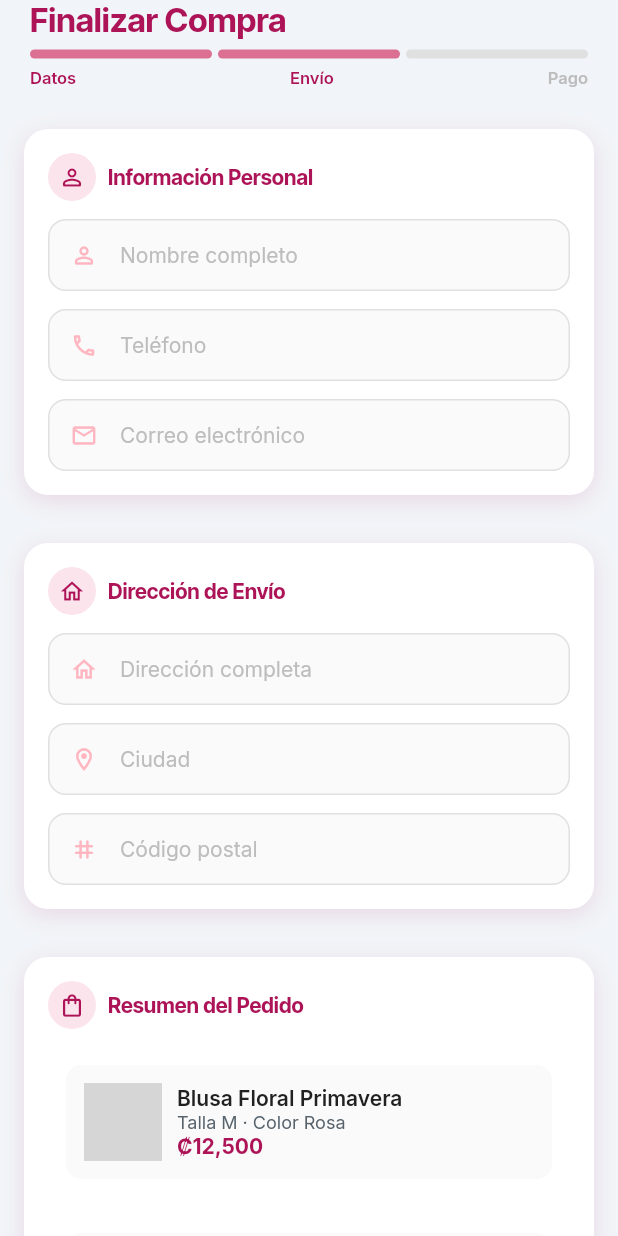
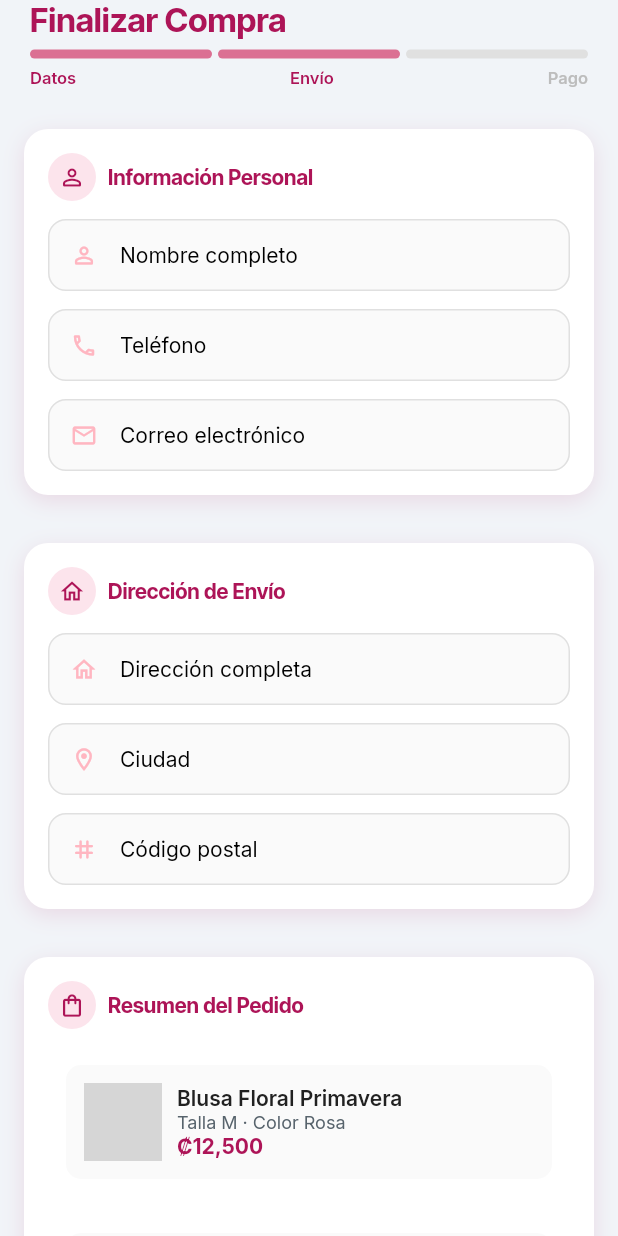
Before and after one commit to Kaby1203/XINY, a Flutter app: the screen it shows once a user with an empty profile is signed in, on a phone screen of 412 x 824 dp. Run offline on Flutter 3.47's test engine with Material 3 defaults, Android fonts, the phone set to English and light mode, and no system bars; our stand-ins replace auto_size_text, cloud_firestore, firebase_auth, firebase_core, font_awesome_flutter, from_css_color and 9 more; missing offline and left inert: json_path; accounts and stored records are empty; network calls fail; grey boxes are pictures that could not be loaded.

Commit message:
últimos cambios

```diff
--- a/lib/envio/envio_widget.dart
+++ b/lib/envio/envio_widget.dart
@@ -320,7 +320,7 @@ class _EnvioWidgetState extends State<EnvioWidget> {
                                                     .bodySmall
                                                     .fontStyle,
                                           ),
-                                          color: Color(0xFFBDBDBD),
+                                          color: Colors.black,
                                           fontSize: 14.0,
                                           letterSpacing: 0.0,
                                           fontWeight:
@@ -384,6 +384,7 @@ class _EnvioWidgetState extends State<EnvioWidget> {
                                                   .bodyMedium
                                                   .fontStyle,
                                         ),
+                                        color: Colors.black,
                                         fontSize: 14.0,
                                         letterSpacing: 0.0,
                                         fontWeight: FlutterFlowTheme.of(context)
@@ -418,7 +419,7 @@ class _EnvioWidgetState extends State<EnvioWidget> {
                                                     .bodySmall
                                                     .fontStyle,
                                           ),
-                                          color: Color(0xFFBDBDBD),
+                                          color: Colors.black,
                                           fontSize: 14.0,
                                           letterSpacing: 0.0,
                                           fontWeight:
@@ -482,6 +483,7 @@ class _EnvioWidgetState extends State<EnvioWidget> {
                                                   .bodyMedium
                                                   .fontStyle,
                                         ),
+                                        color: Colors.black,
                                         fontSize: 14.0,
                                         letterSpacing: 0.0,
                                         fontWeight: FlutterFlowTheme.of(context)
@@ -516,7 +518,7 @@ class _EnvioWidgetState extends State<EnvioWidget> {
                                                     .bodySmall
                                                     .fontStyle,
                                           ),
-                                          color: Color(0xFFBDBDBD),
+                                          color: Colors.black,
                                           fontSize: 14.0,
                                           letterSpacing: 0.0,
                                           fontWeight:
@@ -580,6 +582,7 @@ class _EnvioWidgetState extends State<EnvioWidget> {
                                                   .bodyMedium
                                                   .fontStyle,
                                         ),
+                                        color: Colors.black,
                                         fontSize: 14.0,
                                         letterSpacing: 0.0,
                                         fontWeight: FlutterFlowTheme.of(context)
@@ -687,7 +690,7 @@ class _EnvioWidgetState extends State<EnvioWidget> {
                                                     .bodySmall
                                                     .fontStyle,
                                           ),
-                                          color: Color(0xFFBDBDBD),
+                                          color: Colors.black,
                                           fontSize: 14.0,
                                           letterSpacing: 0.0,
                                           fontWeight:
@@ -751,6 +754,7 @@ class _EnvioWidgetState extends State<EnvioWidget> {
                                                   .bodyMedium
                                                   .fontStyle,
                                         ),
+                                        color: Colors.black,
                                         fontSize: 14.0,
                                         letterSpacing: 0.0,
                                         fontWeight: FlutterFlowTheme.of(context)
@@ -785,7 +789,7 @@ class _EnvioWidgetState extends State<EnvioWidget> {
                                                     .bodySmall
                                                     .fontStyle,
                                           ),
-                                          color: Color(0xFFBDBDBD),
+                                          color: Colors.black,
                                           fontSize: 14.0,
                                           letterSpacing: 0.0,
                                           fontWeight:
@@ -849,6 +853,7 @@ class _EnvioWidgetState extends State<EnvioWidget> {
                                                   .bodyMedium
                                                   .fontStyle,
                                         ),
+                                        color: Colors.black,
                                         fontSize: 14.0,
                                         letterSpacing: 0.0,
                                         fontWeight: FlutterFlowTheme.of(context)
@@ -883,7 +888,7 @@ class _EnvioWidgetState extends State<EnvioWidget> {
                                                     .bodySmall
                                                     .fontStyle,
                                           ),
-                                          color: Color(0xFFBDBDBD),
+                                          color: Colors.black,
                                           fontSize: 14.0,
                                           letterSpacing: 0.0,
                                           fontWeight:
@@ -947,6 +952,7 @@ class _EnvioWidgetState extends State<EnvioWidget> {
                                                   .bodyMedium
                                                   .fontStyle,
                                         ),
+                                        color: Colors.black,
                                         fontSize: 14.0,
                                         letterSpacing: 0.0,
                                         fontWeight: FlutterFlowTheme.of(context)
```
Also changed, not shown: lib/pedidos_admin/pedidos_admin_widget.dart (+9 -33 lines).
